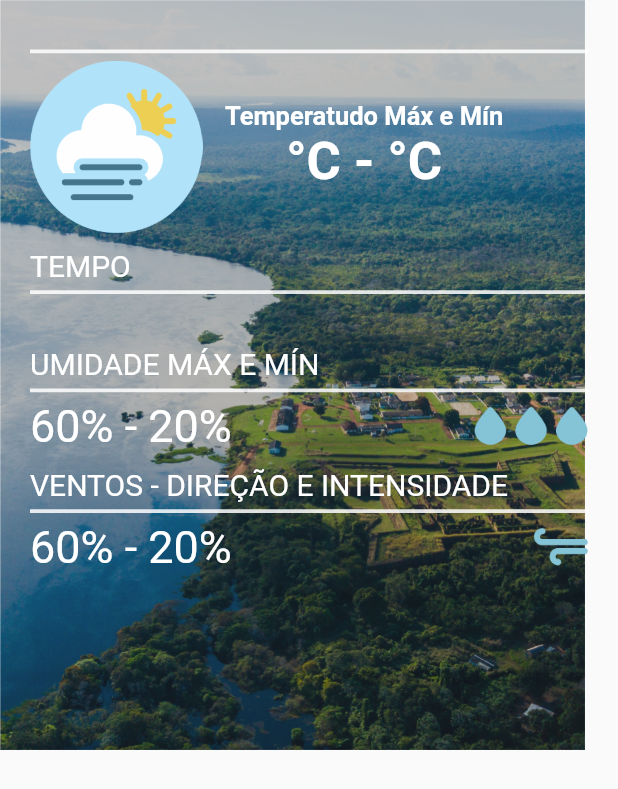
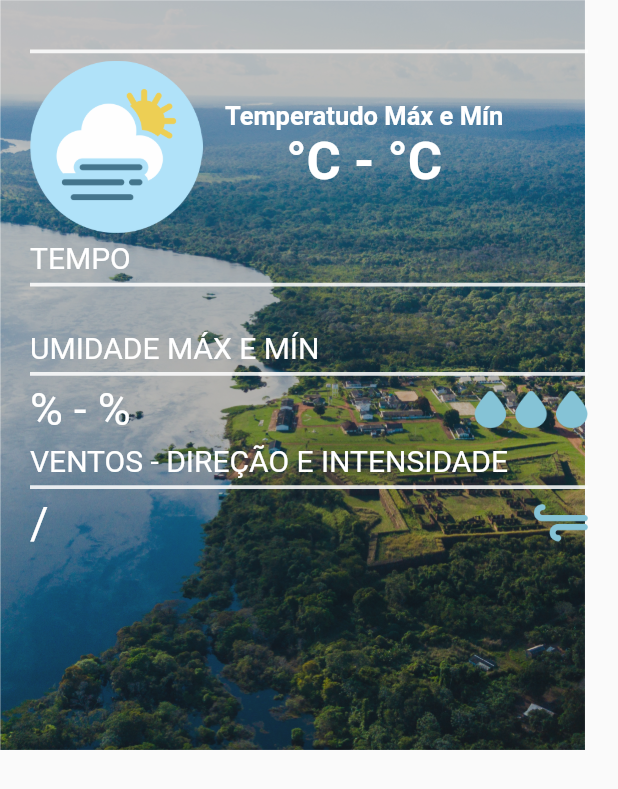
Before and after one commit to mariofraga/previsao_tempo_sipam, a Flutter app: what pagePrevisaoTempo() shows on an empty page, opened directly with empty values, on a phone screen of 412 x 824 dp. Shown: the top 789 px of the screen. Run offline on Flutter 3.47's test engine with Material 2 defaults, Android fonts, the phone set to English and light mode, and no system bars.

Commit message:
Layout da pagina Home

```diff
--- a/lib/ui/home.dart
+++ b/lib/ui/home.dart
@@ -34,14 +34,20 @@ class _HomeState extends State<Home> {
           ),
         ),
         body: TabBarView(
-          children: [pagePrevisaoTempo("SEGUNDA-FEIRA", "36", "25", "Claro a parcialmente nublado com possibilidade de chuva em áreas isoladas")],
+          children: [pagePrevisaoTempo("SEGUNDA-FEIRA", "36", "25", "Claro a parcialmente nublado com possibilidade de chuva em áreas isoladas", "60", "20", "N-NW", "Fracos")],
+        ),
+        floatingActionButton: FloatingActionButton(
+          onPressed: () {},
+          backgroundColor: Colors.lightGreen[900],
+          tooltip: 'Inbox',
+          child: Icon(Icons.location_on),
         ),
       ),
     );
   }
 }
 
-Widget pagePrevisaoTempo(String diaSemana, String max, String min, tempo) {
+Widget pagePrevisaoTempo(String diaSemana, String max, String min, String tempo, String umidadeMax, String umidadeMin, String direcao, String intensidade) {
   return Stack(
     children: <Widget>[
       Image.asset(
@@ -51,17 +57,17 @@ Widget pagePrevisaoTempo(String diaSemana, String max, String min, tempo) {
       ),
       Column(
         children: <Widget>[
-          LinhaTempo("$diaSemana", "$max", "$min"),
-          LinhaMaxMin("$tempo"),
-          LinhaUmidade(),
-          LinhaVentos()
+          LinhaTemperatura("$diaSemana", "$max", "$min"),
+          LinhaTempo("$tempo"),
+          LinhaUmidade("$umidadeMax","$umidadeMin"),
+          LinhaVentos("$direcao", "$intensidade")
         ],
       ),
     ],
   );
 }
 
-Widget LinhaTempo(String diaSemana, String max, String min) {
+Widget LinhaTemperatura(String diaSemana, String max, String min) {
   return Padding(
     padding: EdgeInsets.only(left: 20.0, top: 5.0, right: 20.0, bottom: 0.0),
     child: Column(
@@ -96,37 +102,37 @@ Widget LinhaTempo(String diaSemana, String max, String min) {
   );
 }
 
-Widget LinhaMaxMin(String tempo) {
+Widget LinhaTempo(String tempo) {
   return Padding(
-    padding: EdgeInsets.only(left: 20.0, top: 10.0, right: 20.0, bottom: 0.0),
+    padding: EdgeInsets.only(left: 20.0, top: 5.0, right: 20.0, bottom: 0.0),
     child: Column(
       children: <Widget>[
         TituloELinha("TEMPO"),
-        Text("$tempo", style: TextStyle(fontSize: 17.0, fontWeight: FontWeight.bold, color: Colors.white))
+        Text("$tempo", style: TextStyle(fontSize: 16.0, fontWeight: FontWeight.bold, color: Colors.white))
       ],
     ),
   );
 }
 
-Widget LinhaUmidade() {
+Widget LinhaUmidade(String max, String min) {
   return Padding(
-    padding: EdgeInsets.only(left: 20.0, top: 10.0, right: 20.0, bottom: 0.0),
+    padding: EdgeInsets.only(left: 20.0, top: 5.0, right: 20.0, bottom: 0.0),
     child: Column(
       children: <Widget>[
         TituloELinha("UMIDADE MÁX E MÍN"),
-        Descricao("60% - 20%", "umidade"),
+        Descricao("$max% - $min%", "umidade"),
       ],
     ),
   );
 }
 
-Widget LinhaVentos() {
+Widget LinhaVentos(String direcao, String intensidade) {
   return Padding(
-    padding: EdgeInsets.only(left: 20.0, top: 10.0, right: 20.0, bottom: 0.0),
+    padding: EdgeInsets.only(left: 20.0, top: 5.0, right: 20.0, bottom: 0.0),
     child: Column(
       children: <Widget>[
         TituloELinha("VENTOS - DIREÇÃO E INTENSIDADE"),
-        Descricao("60% - 20%", "ventos"),
+        Descricao("$direcao/$intensidade", "ventos"),
       ],
     ),
   );
```
